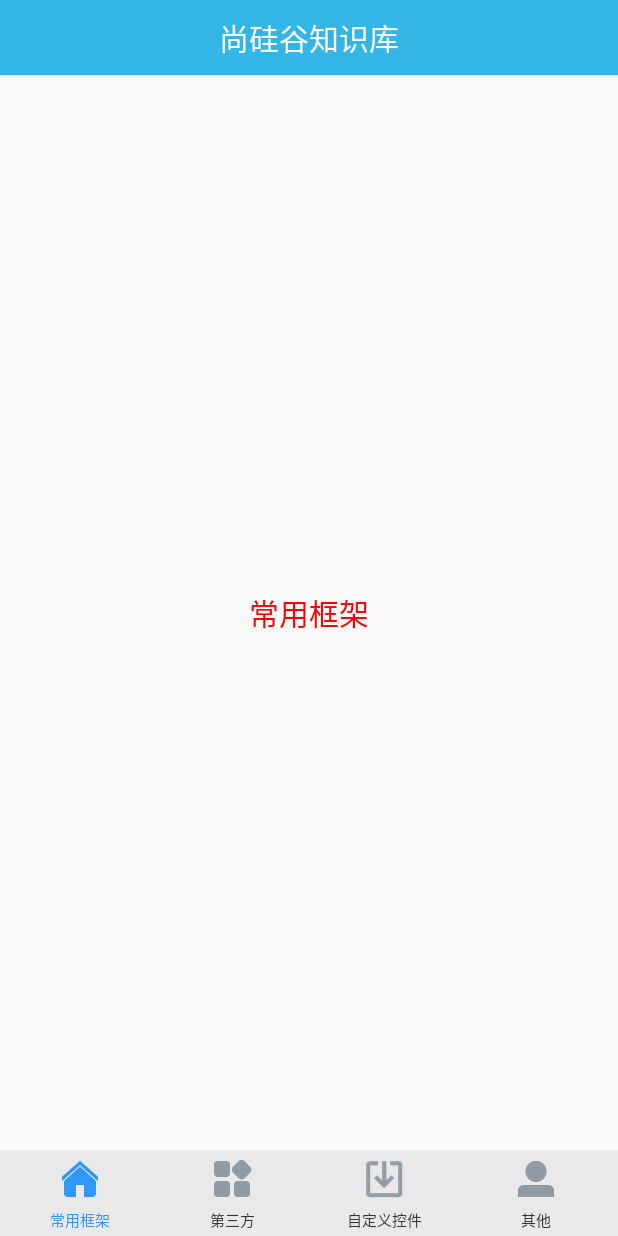
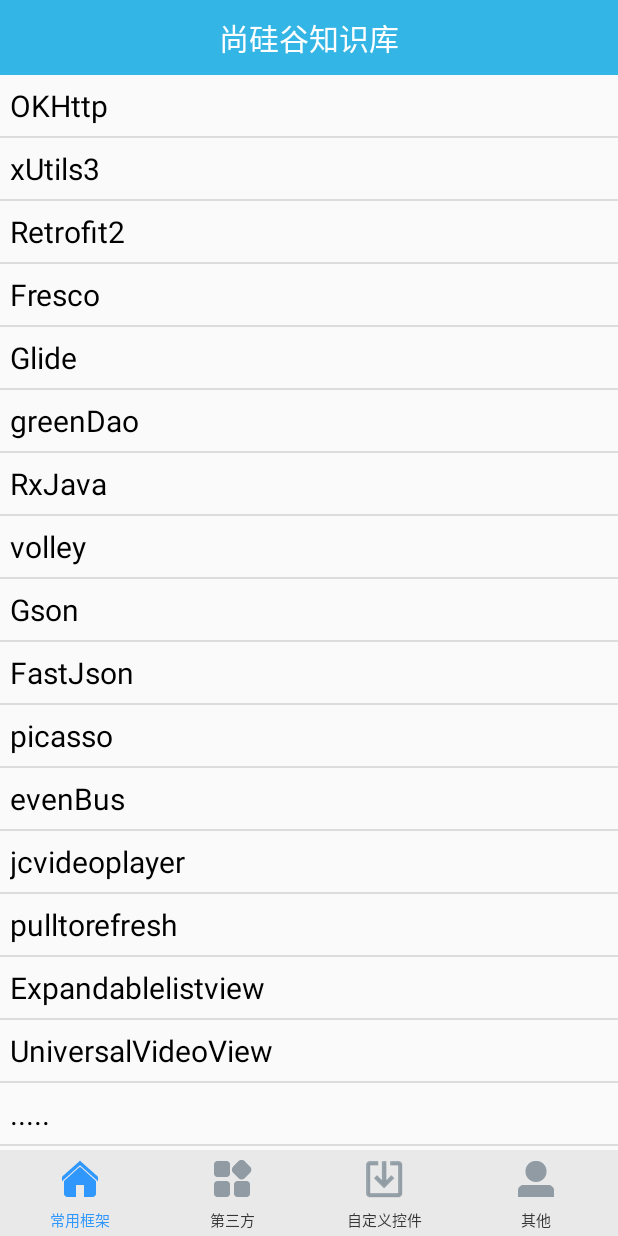
Before and after one commit to MoeRookie/AtGuiGuCode, an Android app: the screen it shows after launch (HomeActivity), on a phone screen of 412 x 824 dp. Run offline under Robolectric (Android 15) with nearby library versions, the phone set to English and light mode, and no system bars.

Commit message:
添加常用框架页面布局、适配器以及列表项点击事件测试

```diff
--- /dev/null
+++ b/app/src/main/java/com/liqun/atguigucode/adapter/CommonFrameFragmentAdapter.java
@@ -0,0 +1,43 @@
+package com.liqun.atguigucode.adapter;
+
+import android.content.Context;
+import android.graphics.Color;
+import android.view.View;
+import android.view.ViewGroup;
+import android.widget.BaseAdapter;
+import android.widget.TextView;
+
+public class CommonFrameFragmentAdapter extends BaseAdapter {
+    private Context ctx;
+    private String[] datas;
+
+    public CommonFrameFragmentAdapter(Context ctx, String[] datas) {
+        this.ctx = ctx;
+        this.datas = datas;
+    }
+
+    @Override
+    public int getCount() {
+        return datas == null || datas.length == 0 ? 0 : datas.length;
+    }
+
+    @Override
+    public String getItem(int position) {
+        return datas != null && datas.length != 0 ? datas[position] : "暂无数据";
+    }
+
+    @Override
+    public long getItemId(int position) {
+        return position;
+    }
+
+    @Override
+    public View getView(int position, View convertView, ViewGroup parent) {
+        TextView textView = new TextView(ctx);
+        textView.setPadding(10,10,0,10);
+        textView.setText(getItem(position));
+        textView.setTextColor(Color.BLACK);
+        textView.setTextSize(20);
+        return textView;
+    }
+}
--- a/app/src/main/java/com/liqun/atguigucode/fragment/CommonFrameFragment.java
+++ b/app/src/main/java/com/liqun/atguigucode/fragment/CommonFrameFragment.java
@@ -1,29 +1,48 @@
 package com.liqun.atguigucode.fragment;
 
-import android.graphics.Color;
 import android.util.Log;
-import android.view.Gravity;
 import android.view.View;
-import android.widget.TextView;
+import android.widget.AdapterView;
+import android.widget.ListView;
+import android.widget.Toast;
 
+import com.liqun.atguigucode.R;
+import com.liqun.atguigucode.adapter.CommonFrameFragmentAdapter;
 import com.liqun.atguigucode.base.BaseFragment;
 
 public class CommonFrameFragment extends BaseFragment {
     private static final String TAG = "CommonFrameFragment";
-    private TextView textView;
+    private String[] mDatas;
+    private ListView mListView;
+    private CommonFrameFragmentAdapter mAdapter;
+
     @Override
     protected View initView() {
         Log.e(TAG, "常用框架页面被初始化了");
-        textView = new TextView(mCtx);
-        textView.setGravity(Gravity.CENTER);
-        textView.setTextSize(20);
-        textView.setTextColor(Color.RED);
-        return textView;
+        View view = View.inflate(mCtx, R.layout.fragment_common_frame, null);
+        mListView = view.findViewById(R.id.list_view);
+        mListView.setOnItemClickListener(new AdapterView.OnItemClickListener() {
+            @Override
+            public void onItemClick(AdapterView<?> parent, View view, int position, long id) {
+                Toast.makeText(mCtx, "data = " + mDatas[position], Toast.LENGTH_SHORT).show();
+            }
+        });
+        return view;
     }
 
     @Override
     protected void initData() {
         Log.e(TAG, "常用框架页面的数据被初始化了");
-        textView.setText("常用框架");
+        // 初始化数据
+        mDatas = new String[]{
+                "OKHttp", "xUtils3","Retrofit2","Fresco",
+                "Glide","greenDao","RxJava","volley",
+                "Gson","FastJson","picasso","evenBus",
+                "jcvideoplayer","pulltorefresh","Expandablelistview","UniversalVideoView",
+                "....."
+        };
+        // 设置adapter
+        mAdapter = new CommonFrameFragmentAdapter(mCtx, mDatas);
+        mListView.setAdapter(mAdapter);
     }
 }
--- /dev/null
+++ b/app/src/main/res/layout/fragment_common_frame.xml
@@ -0,0 +1,10 @@
+<?xml version="1.0" encoding="utf-8"?>
+<RelativeLayout xmlns:android="http://schemas.android.com/apk/res/android"
+    android:layout_width="match_parent"
+    android:layout_height="match_parent">
+    <ListView
+        android:id="@+id/list_view"
+        android:layout_width="match_parent"
+        android:layout_height="match_parent">
+    </ListView>
+</RelativeLayout>
```
